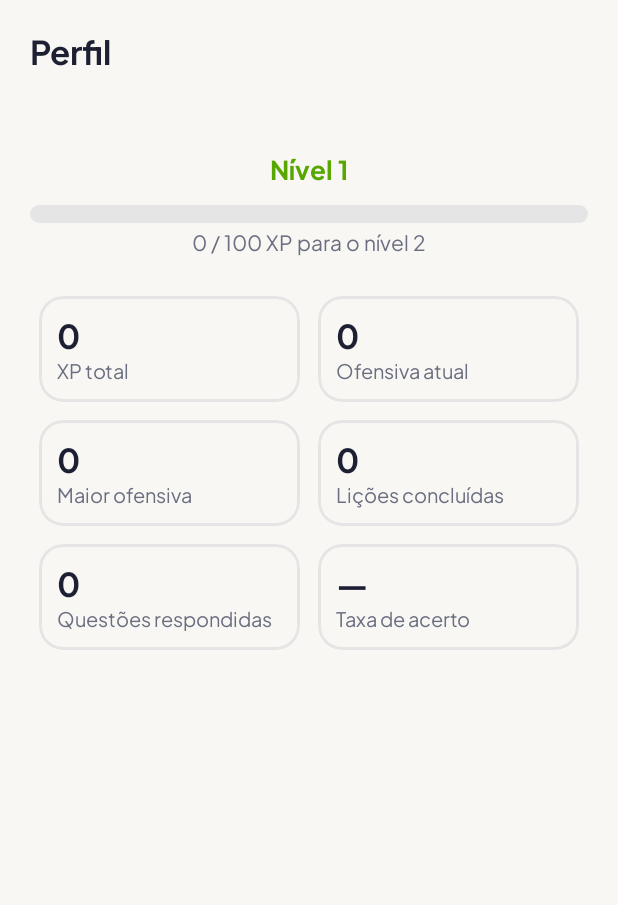
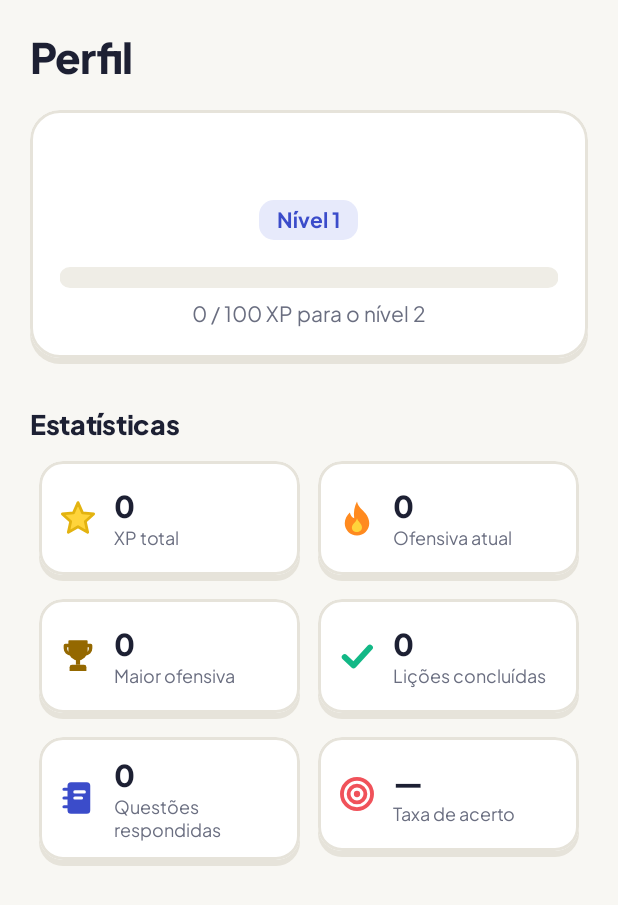
Before and after one commit to MuriloDPV/ENEMigo, an Android app: the fragment PerfilFragment shown on its own in the app's theme, on a phone screen of 412 x 824 dp. Shown: the top 905 px of the screen. Run offline under Robolectric (Android 15) with nearby library versions, the phone set to English and light mode, and no system bars; 1 statement that could not run was skipped.

Commit message:
Revisão e Perfil no visual novo
Caderno de erros com a faixa "+1 vida", etiqueta na cor da área e
estado vazio com ícone. Perfil com o cartão de nível e as estatísticas
em cartões com ícone. Sai o bloco legado de cores, medidas e textos
das telas antigas.

Co-Authored-By: Claude Opus 5.5 <noreply@anthropic.com>

```diff
--- a/app/src/main/java/com/murilo/enemigo/ui/PerfilFragment.java
+++ b/app/src/main/java/com/murilo/enemigo/ui/PerfilFragment.java
@@ -1,13 +1,16 @@
 package com.murilo.enemigo.ui;
 
+import android.content.res.ColorStateList;
 import android.os.Bundle;
 import android.view.LayoutInflater;
 import android.view.View;
 import android.view.ViewGroup;
+import android.widget.ImageView;
 import android.widget.TextView;
 
 import androidx.annotation.NonNull;
 import androidx.annotation.Nullable;
+import androidx.core.content.ContextCompat;
 import androidx.fragment.app.Fragment;
 
 import com.google.android.material.progressindicator.LinearProgressIndicator;
@@ -44,29 +47,36 @@ public class PerfilFragment extends Fragment {
         ((TextView) view.findViewById(R.id.txt_nivel)).setText(getString(R.string.perfil_nivel, nivel));
         LinearProgressIndicator progressNivel = view.findViewById(R.id.progress_nivel);
         progressNivel.setMax(Constantes.XP_POR_NIVEL);
-        progressNivel.setProgress(xpNoNivel);
+        progressNivel.setProgressCompat(xpNoNivel, true);
         ((TextView) view.findViewById(R.id.txt_xp_proximo)).setText(getString(
                 R.string.perfil_xp_proximo, xpNoNivel, Constantes.XP_POR_NIVEL, nivel + 1));
 
         int respondidas = progresso.getTotalRespondidas();
         int taxa = Gamificacao.calcularTaxaAcerto(progresso.getTotalAcertos(), respondidas);
 
-        preencher(view, R.id.stat_xp, String.valueOf(xp), R.string.stat_xp_total);
+        preencher(view, R.id.stat_xp, String.valueOf(xp), R.string.stat_xp_total,
+                R.drawable.ic_estrela, 0);
         preencher(view, R.id.stat_ofensiva, String.valueOf(progresso.getOfensivaAtual()),
-                R.string.stat_ofensiva);
+                R.string.stat_ofensiva, R.drawable.ic_fogo, 0);
         preencher(view, R.id.stat_maior_ofensiva, String.valueOf(progresso.getMaiorOfensiva()),
-                R.string.stat_maior_ofensiva);
+                R.string.stat_maior_ofensiva, R.drawable.ic_trofeu, R.color.marca_acento_texto);
         preencher(view, R.id.stat_licoes, String.valueOf(progresso.getTotalLicoesConcluidas()),
-                R.string.stat_licoes);
-        preencher(view, R.id.stat_respondidas, String.valueOf(respondidas), R.string.stat_respondidas);
+                R.string.stat_licoes, R.drawable.ic_check, R.color.marca_acerto);
+        preencher(view, R.id.stat_respondidas, String.valueOf(respondidas), R.string.stat_respondidas,
+                R.drawable.ic_caderno, R.color.marca_primaria_texto);
         preencher(view, R.id.stat_taxa,
                 taxa < 0 ? getString(R.string.stat_sem_valor) : getString(R.string.stat_taxa_valor, taxa),
-                R.string.stat_taxa);
+                R.string.stat_taxa, R.drawable.ic_alvo, R.color.marca_erro);
     }
 
-    private void preencher(View raiz, int cardId, String valor, int rotuloRes) {
+    /** @param corIconeRes 0 para manter as cores do próprio ícone */
+    private void preencher(View raiz, int cardId, String valor, int rotuloRes, int icone, int corIconeRes) {
         View card = raiz.findViewById(cardId);
         ((TextView) card.findViewById(R.id.txt_valor)).setText(valor);
         ((TextView) card.findViewById(R.id.txt_rotulo)).setText(rotuloRes);
+        ImageView img = card.findViewById(R.id.img_icone);
+        img.setImageResource(icone);
+        img.setImageTintList(corIconeRes == 0 ? null
+                : ColorStateList.valueOf(ContextCompat.getColor(requireContext(), corIconeRes)));
     }
 }
--- a/app/src/main/res/layout/fragment_perfil.xml
+++ b/app/src/main/res/layout/fragment_perfil.xml
@@ -9,61 +9,88 @@
         android:layout_width="match_parent"
         android:layout_height="wrap_content"
         android:orientation="vertical"
-        android:padding="@dimen/margem_tela">
+        android:paddingHorizontal="@dimen/margem_tela"
+        android:paddingTop="20dp"
+        android:paddingBottom="28dp">
 
         <TextView
+            style="@style/Texto.Titulo.Grande"
             android:layout_width="wrap_content"
             android:layout_height="wrap_content"
-            android:text="@string/aba_perfil"
-            android:textColor="@color/texto_principal"
-            android:textSize="22sp"
-            android:textStyle="bold" />
+            android:text="@string/aba_perfil" />
+
+        <!-- Nome, nível e barra de XP até o próximo nível -->
+        <com.murilo.enemigo.ui.componente.CartaoRelevo
+            android:layout_width="match_parent"
+            android:layout_height="wrap_content"
+            android:layout_marginTop="16dp">
+
+            <com.google.android.material.card.MaterialCardView
+                style="@style/Widget.ENEMigo.Face.Contorno"
+                android:layout_width="match_parent"
+                android:layout_height="wrap_content">
+
+                <LinearLayout
+                    android:layout_width="match_parent"
+                    android:layout_height="wrap_content"
+                    android:gravity="center_horizontal"
+                    android:orientation="vertical"
+                    android:padding="20dp">
 
                     <TextView
                         android:id="@+id/txt_nome"
+                        style="@style/Texto.Titulo"
                         android:layout_width="wrap_content"
                         android:layout_height="wrap_content"
-            android:layout_gravity="center_horizontal"
-            android:layout_marginTop="@dimen/margem_tela"
-            android:textColor="@color/texto_principal"
-            android:textSize="24sp"
-            android:textStyle="bold" />
+                        android:gravity="center"
+                        android:textSize="24sp" />
 
                     <TextView
                         android:id="@+id/txt_nivel"
+                        style="@style/Texto.Destaque"
                         android:layout_width="wrap_content"
                         android:layout_height="wrap_content"
-            android:layout_gravity="center_horizontal"
-            android:textColor="@color/verde_escuro"
-            android:textSize="17sp"
-            android:textStyle="bold" />
+                        android:layout_marginTop="8dp"
+                        android:background="@drawable/bg_etiqueta"
+                        android:backgroundTint="@color/marca_primaria_suave"
+                        android:paddingHorizontal="12dp"
+                        android:paddingVertical="4dp"
+                        android:textColor="@color/marca_primaria_texto"
+                        android:textSize="14sp" />
 
                     <com.google.android.material.progressindicator.LinearProgressIndicator
                         android:id="@+id/progress_nivel"
                         android:layout_width="match_parent"
                         android:layout_height="wrap_content"
-            android:layout_marginTop="@dimen/espaco_cards"
+                        android:layout_marginTop="18dp"
                         android:max="100"
-            app:indicatorColor="@color/amarelo_xp"
-            app:trackColor="@color/cinza_borda"
-            app:trackCornerRadius="8dp"
-            app:trackThickness="12dp" />
+                        app:indicatorColor="@color/marca_acento"
+                        app:trackCornerRadius="7dp"
+                        app:trackThickness="14dp" />
 
                     <TextView
                         android:id="@+id/txt_xp_proximo"
+                        style="@style/Texto.Secundario"
                         android:layout_width="wrap_content"
                         android:layout_height="wrap_content"
-            android:layout_gravity="center_horizontal"
-            android:layout_marginTop="4dp"
-            android:textColor="@color/texto_secundario"
-            android:textSize="14sp" />
+                        android:layout_marginTop="8dp" />
+                </LinearLayout>
+            </com.google.android.material.card.MaterialCardView>
+        </com.murilo.enemigo.ui.componente.CartaoRelevo>
+
+        <TextView
+            style="@style/Texto.Titulo.Medio"
+            android:layout_width="wrap_content"
+            android:layout_height="wrap_content"
+            android:layout_marginTop="28dp"
+            android:text="@string/perfil_estatisticas" />
 
         <!-- Estatísticas: grade de 2 colunas -->
         <LinearLayout
             android:layout_width="match_parent"
             android:layout_height="wrap_content"
             android:layout_marginHorizontal="-6dp"
-            android:layout_marginTop="@dimen/margem_tela"
+            android:layout_marginTop="6dp"
             android:orientation="horizontal">
 
             <include
--- a/app/src/main/res/layout/item_estatistica.xml
+++ b/app/src/main/res/layout/item_estatistica.xml
@@ -1,36 +1,54 @@
 <?xml version="1.0" encoding="utf-8"?>
-<!-- Cartão de estatística do Perfil (incluído 6 vezes). -->
-<com.google.android.material.card.MaterialCardView xmlns:android="http://schemas.android.com/apk/res/android"
+<!-- Cartão de estatística do Perfil (incluído 6 vezes): ícone, valor e rótulo. -->
+<com.murilo.enemigo.ui.componente.CartaoRelevo xmlns:android="http://schemas.android.com/apk/res/android"
     xmlns:app="http://schemas.android.com/apk/res-auto"
-    style="@style/Widget.Material3.CardView.Outlined"
     android:layout_width="0dp"
     android:layout_height="wrap_content"
     android:layout_margin="6dp"
     android:layout_weight="1"
-    app:cardBackgroundColor="@color/fundo"
-    app:cardCornerRadius="@dimen/raio_card"
-    app:strokeColor="@color/cinza_borda"
-    app:strokeWidth="2dp">
+    app:raio="@dimen/raio_botao">
+
+    <com.google.android.material.card.MaterialCardView
+        style="@style/Widget.ENEMigo.Face.Contorno"
+        android:layout_width="match_parent"
+        android:layout_height="wrap_content"
+        app:cardCornerRadius="@dimen/raio_botao">
 
         <LinearLayout
             android:layout_width="match_parent"
             android:layout_height="wrap_content"
-        android:orientation="vertical"
+            android:gravity="center_vertical"
+            android:minHeight="76dp"
+            android:orientation="horizontal"
             android:padding="12dp">
+
+            <ImageView
+                android:id="@+id/img_icone"
+                android:layout_width="28dp"
+                android:layout_height="28dp"
+                android:importantForAccessibility="no" />
+
+            <LinearLayout
+                android:layout_width="0dp"
+                android:layout_height="wrap_content"
+                android:layout_marginStart="10dp"
+                android:layout_weight="1"
+                android:orientation="vertical">
 
                 <TextView
                     android:id="@+id/txt_valor"
+                    style="@style/Texto.Titulo"
                     android:layout_width="wrap_content"
                     android:layout_height="wrap_content"
-            android:textColor="@color/texto_principal"
-            android:textSize="22sp"
-            android:textStyle="bold" />
+                    android:textSize="20sp" />
 
                 <TextView
                     android:id="@+id/txt_rotulo"
+                    style="@style/Texto.Secundario"
                     android:layout_width="wrap_content"
                     android:layout_height="wrap_content"
-            android:textColor="@color/texto_secundario"
-            android:textSize="13sp" />
+                    android:textSize="12sp" />
+            </LinearLayout>
         </LinearLayout>
     </com.google.android.material.card.MaterialCardView>
+</com.murilo.enemigo.ui.componente.CartaoRelevo>
--- a/app/src/main/res/values/dimens.xml
+++ b/app/src/main/res/values/dimens.xml
@@ -18,9 +18,4 @@
     <dimen name="deslocamento_no">64dp</dimen>
     <dimen name="tamanho_letra_alternativa">34dp</dimen>
     <dimen name="espessura_progresso">12dp</dimen>
-
-    <!-- Legado: recursos das telas antigas, removidos quando a última tela migrar -->
-    <dimen name="raio_card">16dp</dimen>
-    <dimen name="tamanho_circulo_licao">56dp</dimen>
-    <dimen name="icone_area">48dp</dimen>
 </resources>
--- a/app/src/main/res/values/strings.xml
+++ b/app/src/main/res/values/strings.xml
@@ -142,7 +142,4 @@
     <string name="stat_taxa">Taxa de acerto</string>
     <string name="stat_taxa_valor">%1$d%%</string>
     <string name="stat_sem_valor">—</string>
-
-    <!-- Legado: recursos das telas antigas, removidos quando a última tela migrar -->
-    <string name="caderno_vazio_emoji">🎉</string>
 </resources>
```
Also changed, not shown: app/src/main/java/com/murilo/enemigo/ui/adapter/CadernoAdapter.java (+8 -3 lines), app/src/main/res/layout/fragment_revisao.xml (+60 -23 lines), app/src/main/res/layout/item_caderno.xml (+10 -14 lines), app/src/main/res/values/colors.xml (+0 -16 lines). Lines whose indentation alone changed are shown as unchanged.
